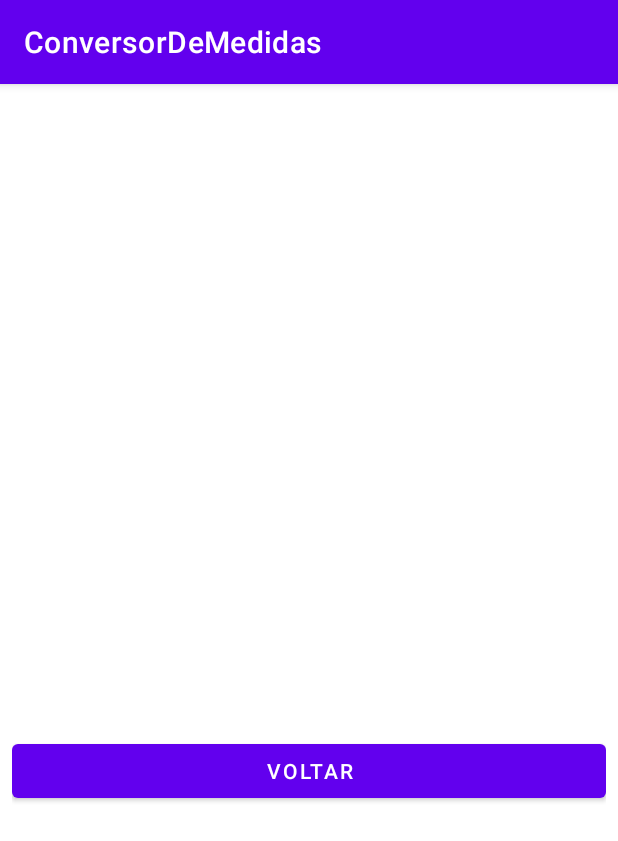
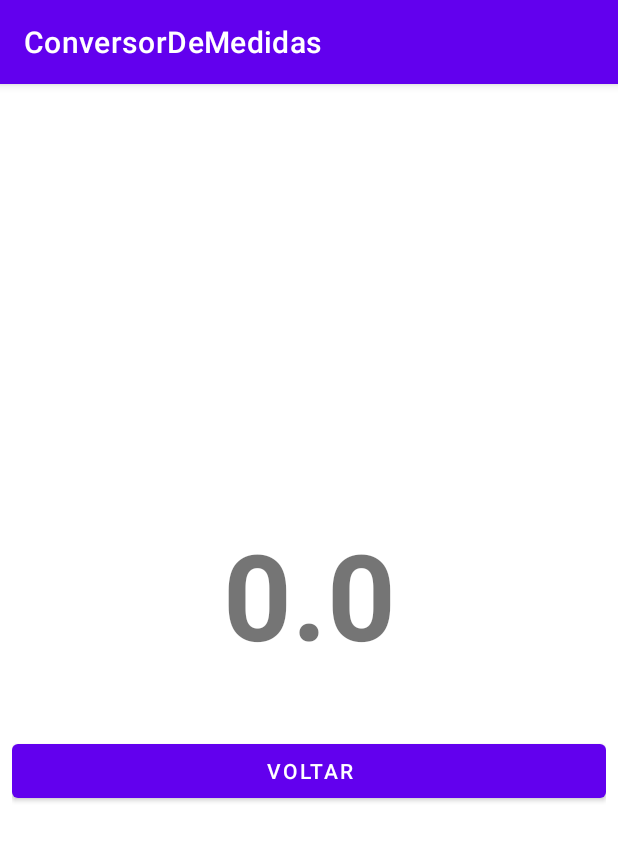
Before and after one commit to jhonybguerra/ConversorDeMedidas, an Android app: the ResultActivity screen opened directly, with no data from a screen before it, on a phone screen of 412 x 824 dp. Shown: the top 841 px of the screen. Run offline under Robolectric (Android 15) with nearby library versions, the phone set to English and light mode, and no system bars; 1 statement that could not run was skipped.

Commit message:
Implementa ResultActivity e botao limpar

```diff
--- a/app/src/main/java/com/jbgcomposer/conversordemedidas/ResultActivity.kt
+++ b/app/src/main/java/com/jbgcomposer/conversordemedidas/ResultActivity.kt
@@ -2,10 +2,25 @@ package com.jbgcomposer.conversordemedidas
 
 import androidx.appcompat.app.AppCompatActivity
 import android.os.Bundle
+import com.jbgcomposer.conversordemedidas.databinding.ActivityResultBinding
 
 class ResultActivity : AppCompatActivity() {
+
+    private lateinit var binding: ActivityResultBinding
+
     override fun onCreate(savedInstanceState: Bundle?) {
         super.onCreate(savedInstanceState)
-        setContentView(R.layout.activity_result)
+        binding = ActivityResultBinding.inflate(layoutInflater)
+        setContentView(binding.root)
+
+        val result = intent.getDoubleExtra("RESULT", 0.0)
+        val label = intent.getStringExtra("LABEL")
+
+        binding.tvValue.text = result.toString()
+        binding.tvValueLabel.text = label.toString()
+        binding.btnClose.setOnClickListener {
+            finish()
+        }
+
     }
 }
--- a/app/src/main/java/com/jbgcomposer/conversordemedidas/models/strategies/MeterToCentimeterStrategy.kt
+++ b/app/src/main/java/com/jbgcomposer/conversordemedidas/models/strategies/MeterToCentimeterStrategy.kt
@@ -1,7 +1,7 @@
 package com.jbgcomposer.conversordemedidas.models.strategies
 
 class MeterToCentimeterStrategy : CalculationStrategy {
-    override fun calculate(value: Double): Double = value / 100
+    override fun calculate(value: Double): Double = value * 100
 
     override fun getResultLabel(isPlural: Boolean): String = if(isPlural) "centímetros" else "centímetro"
 }
--- a/app/src/main/res/layout/activity_result.xml
+++ b/app/src/main/res/layout/activity_result.xml
@@ -28,7 +28,7 @@
         android:layout_width="wrap_content"
         android:layout_height="wrap_content"
         android:textSize="30sp"
-        app:layout_constraintBottom_toTopOf="@+id/btnVoltar"
+        app:layout_constraintBottom_toTopOf="@+id/btnClose"
         app:layout_constraintEnd_toEndOf="parent"
         app:layout_constraintHorizontal_bias="0.5"
         app:layout_constraintStart_toStartOf="parent"
@@ -37,7 +37,7 @@
         tools:text="Metros" />
 
     <Button
-        android:id="@+id/btnVoltar"
+        android:id="@+id/btnClose"
         android:layout_width="match_parent"
         android:layout_height="wrap_content"
         android:text="Voltar"
```
Also changed, not shown: app/src/main/java/com/jbgcomposer/conversordemedidas/MainActivity.kt (+20 -1 lines).
